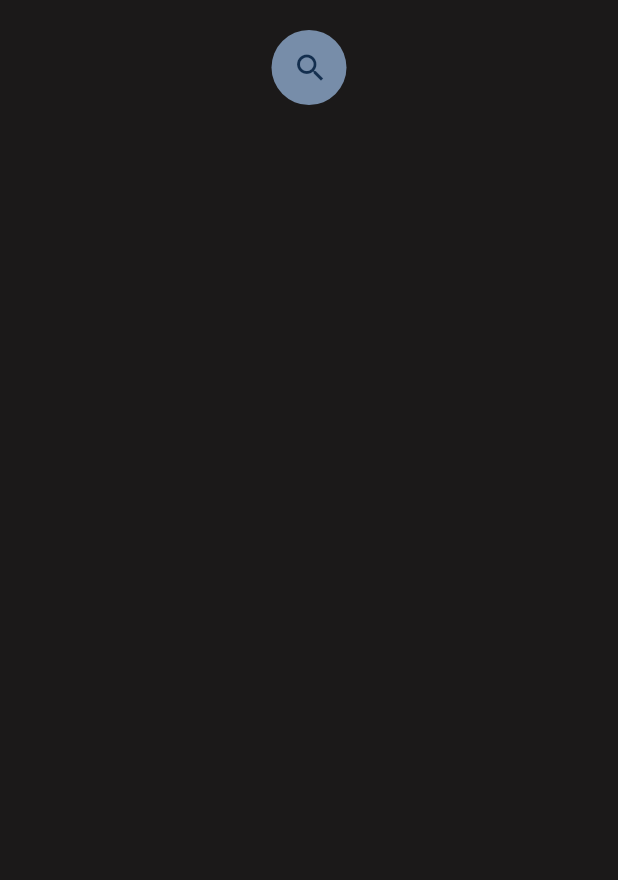
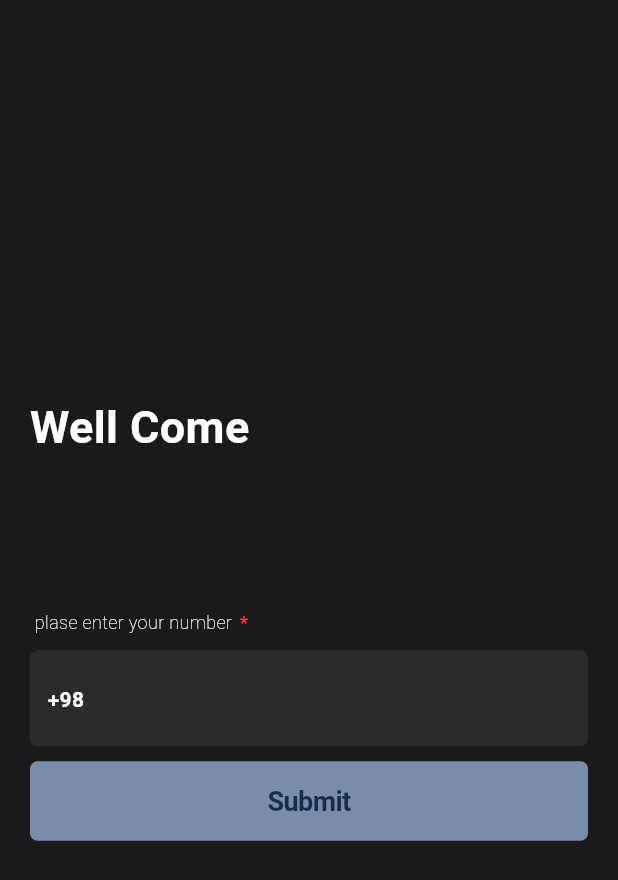
Before and after one commit to ghazalefathi/todo, a Flutter app: the screen it shows after launch, on a phone screen of 412 x 824 dp. Shown: the top 880 px of the screen. Run offline on Flutter 3.47's test engine with Material 3 defaults, Android fonts, the phone set to English and light mode, and no system bars; our stand-ins replace get; project files that could hold a hidden picture were left out.

```diff
--- a/lib/controllers/public_controller.dart
+++ b/lib/controllers/public_controller.dart
@@ -15,7 +15,7 @@ class PublicController extends GetxController {
 
   void runSplash() {
     Timer(Duration(seconds: 3), () {
-      Get.toNamed('/home');
+      Get.toNamed('/log-in');
     });
   }
 }
--- a/lib/main.dart
+++ b/lib/main.dart
@@ -1,8 +1,11 @@
 import 'package:flutter/material.dart';
 import 'package:get/get.dart';
 import 'package:todo/constants/bindings.dart';
+import 'package:todo/screens/auth/log_in_screen.dart';
 import 'package:todo/screens/main_screens/home_screen.dart';
 import 'package:todo/screens/splash_screen.dart';
+
+import 'screens/auth/otp_screen.dart';
 
 main() {
   runApp(MyApp());
@@ -20,8 +23,10 @@ class MyApp extends StatelessWidget {
         initialRoute: '/spash',
         initialBinding: MyBindings(),
         routes: {
+          '/spash': (context) => SplashScreen(),
+          '/log-in': (context) => LogInScreem(),
+          '/otp': (context) => OtpScreen(),
           '/home': (context) => HomeScreen(),
-          '/spash': (context) => SplashScreen(),
         });
   }
 }
--- a/lib/screens/auth/log_in_screen.dart
+++ b/lib/screens/auth/log_in_screen.dart
@@ -0,0 +1,94 @@
+import 'package:flutter/cupertino.dart';
+import 'package:flutter/material.dart';
+import 'package:flutter/widgets.dart';
+import 'package:todo/constants/colors.dart';
+import 'package:todo/widgets/MyTextButton.dart';
+import 'package:todo/widgets/MyTextField.dart';
+import 'package:todo/widgets/my_text_widget.dart';
+import 'package:get/get.dart';
+
+class LogInScreem extends StatelessWidget {
+  const LogInScreem({super.key});
+
+  @override
+  Widget build(BuildContext context) {
+    return SafeArea(
+        child: Scaffold(
+      backgroundColor: cBgBlack,
+      body: Padding(
+        padding: const EdgeInsets.symmetric(horizontal: 20),
+        child: Center(
+          child: Column(
+            mainAxisSize: MainAxisSize.min,
+            children: [
+              Align(
+                alignment: Alignment.topLeft,
+                child: MyText(
+                  text: 'Well Come',
+                  color: cW,
+                  fontWeight: FontWeight.bold,
+                  size: 30,
+                ),
+              ),
+              SizedBox(
+                height: 100,
+              ),
+              Row(
+                mainAxisAlignment: MainAxisAlignment.start,
+                textDirection: TextDirection.ltr,
+                children: [
+                  MyText(
+                    text: ' plase enter your number',
+                    color: cW,
+                    size: 12,
+                  ),
+                  MyText(
+                    padding: EdgeInsets.only(left: 5),
+                    text: '*',
+                    color: Colors.red,
+                    fontWeight: FontWeight.bold,
+                    size: 12,
+                  ),
+                ],
+              ),
+              SizedBox(
+                height: 10,
+              ),
+              MyTextField(
+                inputType: TextInputType.number,
+                borderRadius: 5,
+                prefixIcon: MyText(
+                  padding: EdgeInsets.only(top: 15),
+                  text: '+98',
+                  color: cW,
+                  fontWeight: FontWeight.bold,
+                ),
+                hint: '',
+                fillColor: cB,
+                cursorColor: cW,
+                maxLines: 1,
+                textStyle: TextStyle(color: cW),
+              ),
+              SizedBox(
+                height: 10,
+              ),
+              MyTextButton(
+                  onTap: () {
+                    Get.toNamed('/otp');
+                  },
+                  width: Get.width,
+                  bgColor: cBlueLight,
+                  borderRadius: 5,
+                  child: MyText(
+                    fontWeight: FontWeight.bold,
+                    text: 'Submit',
+                    color: cBlueDark,
+                    size: 18,
+                  ))
+            ],
+          ),
+        ),
+      ),
+    ));
+  }
+}
--- /dev/null
+++ b/lib/screens/auth/otp_screen.dart
@@ -0,0 +1,18 @@
+import 'package:flutter/cupertino.dart';
+import 'package:flutter/material.dart';
+import 'package:flutter/widgets.dart';
+
+import 'package:todo/constants/colors.dart';
+
+class OtpScreen extends StatelessWidget {
+  const OtpScreen({super.key});
+
+  @override
+  Widget build(BuildContext context) {
+    return SafeArea(
+        child: Scaffold(
+      backgroundColor: cBgBlack,
+      body: Container(),
+    ));
+  }
+}
--- a/lib/screens/splash_screen.dart
+++ b/lib/screens/splash_screen.dart
@@ -1,5 +1,4 @@
 import 'package:flutter/material.dart';
-import 'package:flutter/widgets.dart';
 import 'package:todo/constants/colors.dart';
 import 'package:get/get.dart';
 import 'package:todo/controllers/public_controller.dart';
--- /dev/null
+++ b/lib/widgets/MyTextField.dart
@@ -0,0 +1,161 @@
+import 'package:flutter/material.dart';
+import 'package:flutter/services.dart';
+
+class MyTextField extends StatelessWidget {
+  const MyTextField({
+    required this.hint,
+    this.controller,
+    this.borderRadius,
+    this.inputType,
+    this.maxLength,
+    this.textAlign,
+    this.action,
+    this.onchangedAction,
+    this.focusNode,
+    this.maxLines = 1,
+    this.textDirection,
+    this.isPassword,
+    this.isEnabled,
+    this.hintColor,
+    this.hintFontSize,
+    this.width,
+    this.height,
+    this.prefixIcon,
+    this.hasBorder = false,
+    this.textStyle,
+    this.suffixIcon,
+    this.cursorColor,
+    this.onActionClicked,
+    this.fillColor,
+    this.textColor,
+    this.strokeColor,
+    this.fontSize,
+    this.paddingTop,
+    this.paddingBottom,
+    this.paddingLeft,
+    this.paddingRight,
+    super.key,
+  });
+  final String hint;
+  final double? borderRadius;
+  final double? hintFontSize;
+  final double? width;
+  final double? height;
+  final double? paddingTop;
+  final double? paddingBottom;
+  final double? paddingLeft;
+  final double? paddingRight;
+  final double? fontSize;
+  final TextEditingController? controller;
+  final TextInputType? inputType;
+  final int? maxLength;
+  final TextStyle? textStyle;
+  final TextAlign? textAlign;
+  final TextInputAction? action;
+  final Function(String text)? onchangedAction;
+  final Function(String text)? onActionClicked;
+  final FocusNode? focusNode;
+  final int? maxLines;
+  final TextDirection? textDirection;
+  final bool? isPassword;
+  final bool? isEnabled;
+  final bool? hasBorder;
+  final Color? hintColor;
+  final Color? cursorColor;
+  final Color? strokeColor;
+  final Color? fillColor;
+  final Color? textColor;
+  final Widget? prefixIcon;
+  final Widget? suffixIcon;
+
+  @override
+  Widget build(BuildContext context) {
+    return SizedBox(
+      width: width,
+      height: height,
+      child: TextField(
+        style: textStyle,
+        enabled: isEnabled,
+        obscureText: isPassword == true ? true : false,
+        focusNode: focusNode,
+        textInputAction: action,
+        maxLines: maxLines,
+        keyboardType: inputType,
+        onSubmitted: onActionClicked,
+        controller: controller,
+        onChanged: onchangedAction,
+        cursorColor: cursorColor,
+        textAlign: textAlign ?? TextAlign.left,
+        inputFormatters: addlist(maxLength, inputType),
+        decoration: InputDecoration(
+          fillColor: fillColor,
+          prefixIcon: prefixIcon,
+          suffixIcon: suffixIcon,
+          filled: true,
+          isCollapsed: true,
+          contentPadding: EdgeInsets.only(
+            left: paddingLeft ?? 20,
+            right: paddingRight ?? 20,
+            top: paddingTop ?? 20,
+            bottom: paddingBottom ?? 20,
+          ),
+          hintText: hint,
+          hintStyle: TextStyle(
+            height: 1,
+            color: hintColor,
+            fontSize: hintFontSize ?? 15,
+          ),
+          enabledBorder: hasBorder == false
+              ? OutlineInputBorder(
+                  borderRadius: BorderRadius.circular(
+                    borderRadius ?? 10,
+                  ),
+                  borderSide: BorderSide(color: Colors.transparent, width: 0))
+              : OutlineInputBorder(
+                  borderRadius: BorderRadius.circular(
+                    borderRadius ?? 10,
+                  ),
+                  borderSide: strokeColor == null
+                      ? BorderSide.none
+                      : BorderSide(color: strokeColor!, width: 1)),
+          focusedBorder: hasBorder == false
+              ? OutlineInputBorder(
+                  borderRadius: BorderRadius.circular(
+                    borderRadius ?? 10,
+                  ),
+                  borderSide: BorderSide(color: Colors.transparent, width: 0))
+              : OutlineInputBorder(
+                  borderRadius: BorderRadius.circular(borderRadius ?? 5),
+                  borderSide: strokeColor == null
+                      ? BorderSide.none
+                      : BorderSide(color: strokeColor!, width: 1)),
+          disabledBorder: hasBorder == false
+              ? OutlineInputBorder(
+                  borderRadius: BorderRadius.circular(
+                    borderRadius ?? 10,
+                  ),
+                  borderSide: BorderSide(color: Colors.transparent, width: 0))
+              : OutlineInputBorder(
+                  borderRadius: BorderRadius.circular(
+                    borderRadius ?? 10,
+                  ),
+                  borderSide: strokeColor == null
+                      ? BorderSide.none
+                      : BorderSide(color: strokeColor!, width: 1)),
+        ),
+      ),
+    );
+  }
+}
+
+List<TextInputFormatter> addlist(int? length, TextInputType? txtinput) {
+  List<TextInputFormatter> a = [];
+  if (length != null) {
+    a.add(LengthLimitingTextInputFormatter(length));
+  }
+  if (txtinput == TextInputType.number) {
+    a.add(FilteringTextInputFormatter.digitsOnly);
+  }
+
+  return a;
+}
```
